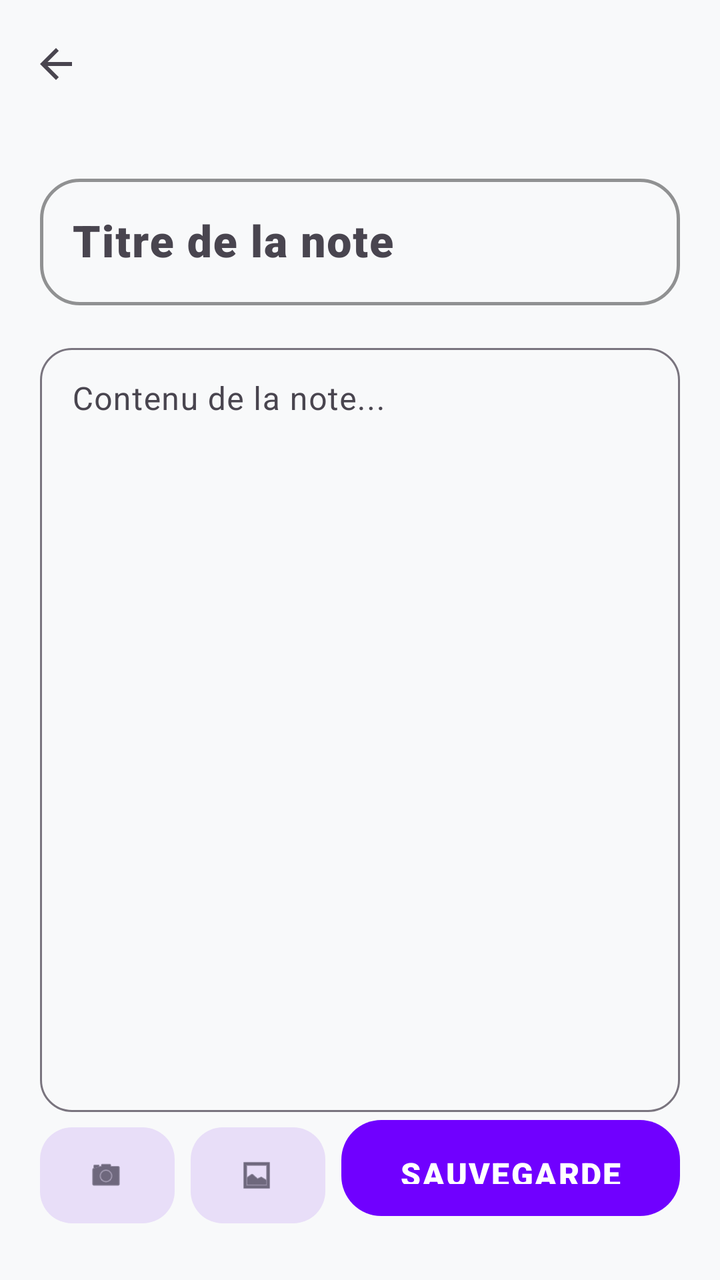
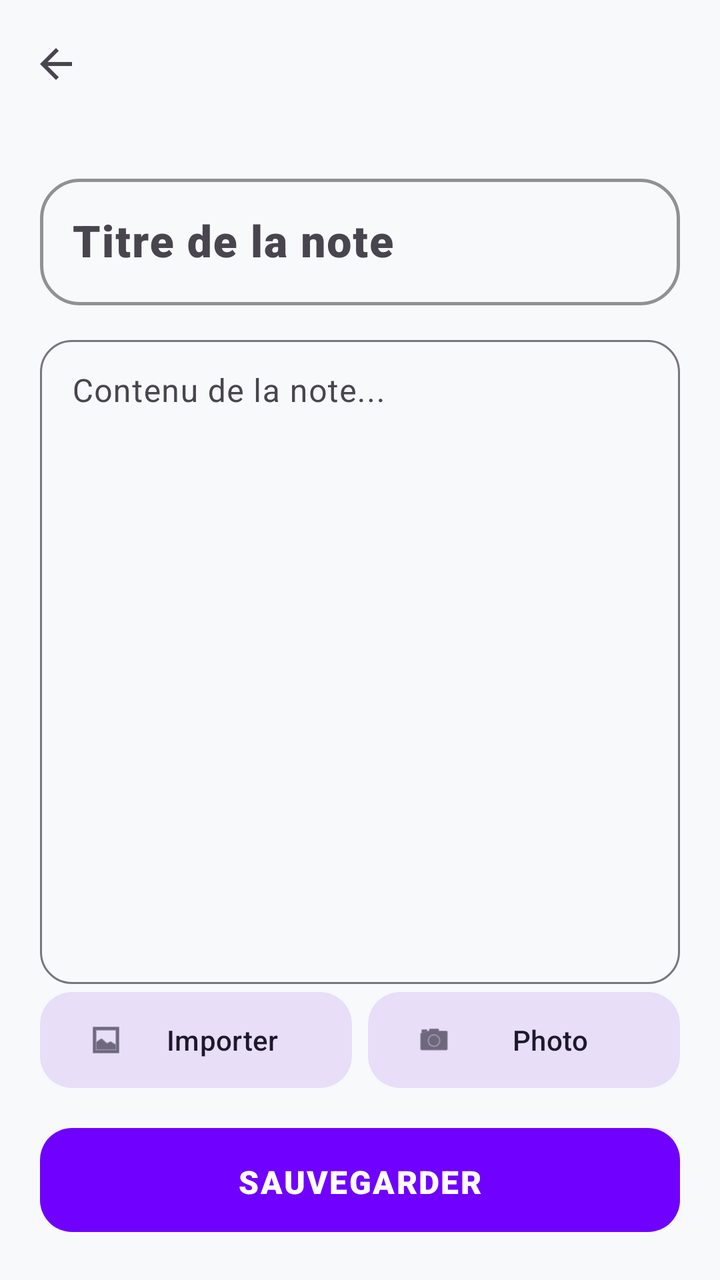

Before-and-after screenshots of an Android layout around one commit, followed by the original layout XML and the change that was made.
<!-- AndroidManifest.xml: application theme Theme.VOSTIT -->
<!-- res/layout/activity_add_note.xml -->
<?xml version="1.0" encoding="utf-8"?>
<androidx.coordinatorlayout.widget.CoordinatorLayout
    xmlns:android="http://schemas.android.com/apk/res/android"
    xmlns:app="http://schemas.android.com/apk/res-auto"
    xmlns:tools="http://schemas.android.com/tools"
    android:layout_width="match_parent"
    android:layout_height="match_parent"
    android:background="?attr/android:windowBackground">

    <com.google.android.material.appbar.AppBarLayout
        android:id="@+id/app_bar"
        android:layout_width="match_parent"
        android:layout_height="wrap_content"
        android:background="@android:color/transparent"
        app:elevation="0dp">

        <com.google.android.material.appbar.MaterialToolbar
            android:id="@+id/toolbar_add_note"
            style="@style/ModernToolbar"
            android:layout_width="match_parent"
            android:layout_height="?attr/actionBarSize"
            app:navigationIcon="?attr/homeAsUpIndicator" />

    </com.google.android.material.appbar.AppBarLayout>

    <androidx.constraintlayout.widget.ConstraintLayout
        android:layout_width="match_parent"
        android:layout_height="match_parent"
        android:padding="20dp"
        app:layout_behavior="@string/appbar_scrolling_view_behavior">

        <com.google.android.material.textfield.TextInputLayout
            android:id="@+id/til_note_title"
            style="@style/ModernTextInputLayout"
            android:layout_width="match_parent"
            android:layout_height="wrap_content"
            android:hint="@string/note_title_hint"
            app:layout_constraintTop_toTopOf="parent">

            <com.google.android.material.textfield.TextInputEditText
                android:id="@+id/et_titre"
                android:layout_width="match_parent"
                android:layout_height="wrap_content"
                android:fontFamily="sans-serif-black"
                android:inputType="text"
                android:textSize="22sp" />
        </com.google.android.material.textfield.TextInputLayout>

        <com.google.android.material.textfield.TextInputLayout
            android:id="@+id/til_note_content"
            style="@style/Widget.Material3.TextInputLayout.OutlinedBox"
            android:layout_width="match_parent"
            android:layout_height="0dp"
            android:layout_marginTop="16dp"
            android:hint="@string/note_content_hint"
            app:boxCornerRadiusBottomEnd="16dp"
            app:boxCornerRadiusBottomStart="16dp"
            app:boxCornerRadiusTopEnd="16dp"
            app:boxCornerRadiusTopStart="16dp"
            app:layout_constraintBottom_toTopOf="@+id/recycler_add_photos"
            app:layout_constraintTop_toBottomOf="@+id/til_note_title">

            <com.google.android.material.textfield.TextInputEditText
                android:id="@+id/et_contenu"
                android:layout_width="match_parent"
                android:layout_height="match_parent"
                android:gravity="top"
                android:inputType="textMultiLine"
                android:padding="16dp" />
        </com.google.android.material.textfield.TextInputLayout>

        <androidx.recyclerview.widget.RecyclerView
            android:id="@+id/recycler_add_photos"
            android:layout_width="match_parent"
            android:layout_height="120dp"
            android:layout_marginTop="16dp"
            android:layout_marginBottom="16dp"
            android:orientation="horizontal"
            android:visibility="gone"
            app:layout_constraintBottom_toTopOf="@+id/ll_actions"
            app:layout_constraintTop_toBottomOf="@+id/til_note_content"
            tools:visibility="visible" />

        <LinearLayout
            android:id="@+id/ll_actions"
            android:layout_width="match_parent"
            android:layout_height="wrap_content"
            android:layout_marginBottom="8dp"
            android:orientation="horizontal"
            app:layout_constraintBottom_toBottomOf="parent">

            <com.google.android.material.button.MaterialButton
                android:id="@+id/btn_camera"
                style="@style/Widget.Material3.Button.TonalButton"
                android:layout_width="0dp"
                android:layout_height="56dp"
                android:layout_marginEnd="8dp"
                android:layout_weight="1"
                app:cornerRadius="16dp"
                app:icon="@android:drawable/ic_menu_camera" />

            <com.google.android.material.button.MaterialButton
                android:id="@+id/btn_gallery"
                style="@style/Widget.Material3.Button.TonalButton"
                android:layout_width="0dp"
                android:layout_height="56dp"
                android:layout_marginEnd="8dp"
                android:layout_weight="1"
                app:cornerRadius="16dp"
                app:icon="@android:drawable/ic_menu_gallery" />

            <com.google.android.material.button.MaterialButton
                android:id="@+id/btn_sauvegarder"
                style="@style/ModernButton"
                android:layout_width="0dp"
                android:layout_height="56dp"
                android:layout_weight="2.5"
                android:text="@string/save_note"
                android:textSize="16sp" />

        </LinearLayout>

    </androidx.constraintlayout.widget.ConstraintLayout>

    
    <FrameLayout
        android:id="@+id/loading_overlay"
        android:layout_width="match_parent"
        android:layout_height="match_parent"
        android:background="#CC1A1A2E"
        android:clickable="true"
        android:focusable="true"
        android:visibility="gone">

        <com.google.android.material.card.MaterialCardView
            android:layout_width="wrap_content"
            android:layout_height="wrap_content"
            android:layout_gravity="center"
            app:cardCornerRadius="24dp"
            app:cardElevation="8dp">

            <LinearLayout
                android:layout_width="wrap_content"
                android:layout_height="wrap_content"
                android:gravity="center"
                android:orientation="vertical"
                android:padding="32dp">

                <ProgressBar
                    android:layout_width="48dp"
                    android:layout_height="48dp"
                    android:indeterminateTint="?attr/colorPrimary" />

                <TextView
                    android:id="@+id/tv_loading_message"
                    android:layout_width="wrap_content"
                    android:layout_height="wrap_content"
                    android:layout_marginTop="16dp"
                    android:fontFamily="sans-serif-medium"
                    android:text="Traitement en cours..."
                    android:textColor="?attr/colorPrimary" />
            </LinearLayout>
        </com.google.android.material.card.MaterialCardView>
    </FrameLayout>

</androidx.coordinatorlayout.widget.CoordinatorLayout>
<!-- resources referenced by this layout -->
<resources>
  <string name="note_content_hint">Contenu de la note...</string>
  <string name="note_title_hint">Titre de la note</string>
  <string name="save_note">Sauvegarder</string>
  <style name="ModernButton" parent="PremiumButton" />
  <style name="ModernTextInputLayout" parent="PremiumInput" />
  <style name="ModernToolbar" parent="Widget.Material3.Toolbar" />
  <style name="Theme.VOSTIT" parent="Base.Theme.VOSTIT" />
  <style name="PremiumButton" parent="Widget.Material3.Button">
          <item name="cornerRadius">20dp</item>
          <item name="android:paddingVertical">16dp</item>
          <item name="android:fontFamily">sans-serif-black</item>
          <item name="android:letterSpacing">0.05</item>
          <item name="android:textAllCaps">true</item>
      </style>
  <style name="PremiumInput" parent="Widget.Material3.TextInputLayout.OutlinedBox">
          <item name="boxCornerRadiusTopStart">20dp</item>
          <item name="boxCornerRadiusTopEnd">20dp</item>
          <item name="boxCornerRadiusBottomStart">20dp</item>
          <item name="boxCornerRadiusBottomEnd">20dp</item>
          <item name="boxStrokeWidth">1.5dp</item>
          <item name="boxStrokeColor">@color/vostit_primary</item>
          <item name="enforceTextAppearance">true</item>
      </style>
  <style name="Base.Theme.VOSTIT" parent="Theme.Material3.Light.NoActionBar">
          <item name="colorPrimary">@color/vostit_primary</item>
          <item name="colorOnPrimary">@color/white</item>
          <item name="colorSecondary">@color/vostit_secondary</item>
          <item name="colorTertiary">@color/vostit_accent</item>
          <item name="android:windowBackground">@color/bg_light</item>
          <item name="colorSurface">@color/surface_light</item>
          <item name="colorSurfaceVariant">@color/surface_variant_light</item>
          <item name="android:statusBarColor">@color/bg_light</item>
          <item name="android:windowLightStatusBar">true</item>
      </style>
  <color name="vostit_primary">#7000FF</color>
  <color name="white">#FFFFFF</color>
  <color name="vostit_secondary">#00F0FF</color>
  <color name="vostit_accent">#CCFF00</color>
  <color name="bg_light">#F8F9FA</color>
  <color name="surface_light">#FFFFFF</color>
  <color name="surface_variant_light">#F1F3F5</color>
</resources>

<!-- the commit's change to res/layout/activity_add_note.xml (unified diff, before → after) -->
@@ -51,7 +51,7 @@
             style="@style/Widget.Material3.TextInputLayout.OutlinedBox"
             android:layout_width="match_parent"
             android:layout_height="0dp"
-            android:layout_marginTop="16dp"
+            android:layout_marginTop="12dp"
             android:hint="@string/note_content_hint"
             app:boxCornerRadiusBottomEnd="16dp"
             app:boxCornerRadiusBottomStart="16dp"
@@ -72,51 +72,63 @@
         <androidx.recyclerview.widget.RecyclerView
             android:id="@+id/recycler_add_photos"
             android:layout_width="match_parent"
-            android:layout_height="120dp"
-            android:layout_marginTop="16dp"
-            android:layout_marginBottom="16dp"
+            android:layout_height="100dp"
+            android:layout_marginTop="12dp"
+            android:layout_marginBottom="12dp"
             android:orientation="horizontal"
             android:visibility="gone"
-            app:layout_constraintBottom_toTopOf="@+id/ll_actions"
+            app:layout_constraintBottom_toTopOf="@+id/ll_actions_container"
             app:layout_constraintTop_toBottomOf="@+id/til_note_content"
             tools:visibility="visible" />
 
         <LinearLayout
-            android:id="@+id/ll_actions"
+            android:id="@+id/ll_actions_container"
             android:layout_width="match_parent"
             android:layout_height="wrap_content"
-            android:layout_marginBottom="8dp"
-            android:orientation="horizontal"
+            android:orientation="vertical"
             app:layout_constraintBottom_toBottomOf="parent">
 
-            <com.google.android.material.button.MaterialButton
-                android:id="@+id/btn_camera"
-                style="@style/Widget.Material3.Button.TonalButton"
-                android:layout_width="0dp"
-                android:layout_height="56dp"
-                android:layout_marginEnd="8dp"
-                android:layout_weight="1"
-                app:cornerRadius="16dp"
-                app:icon="@android:drawable/ic_menu_camera" />
+            
+            <LinearLayout
+                android:layout_width="match_parent"
+                android:layout_height="wrap_content"
+                android:orientation="horizontal"
+                android:layout_marginBottom="12dp">
 
-            <com.google.android.material.button.MaterialButton
-                android:id="@+id/btn_gallery"
-                style="@style/Widget.Material3.Button.TonalButton"
-                android:layout_width="0dp"
-                android:layout_height="56dp"
-                android:layout_marginEnd="8dp"
-                android:layout_weight="1"
-                app:cornerRadius="16dp"
-                app:icon="@android:drawable/ic_menu_gallery" />
+                <com.google.android.material.button.MaterialButton
+                    android:id="@+id/btn_gallery"
+                    style="@style/Widget.Material3.Button.TonalButton"
+                    android:layout_width="0dp"
+                    android:layout_height="56dp"
+                    android:layout_weight="1"
+                    android:layout_marginEnd="8dp"
+                    android:text="Importer"
+                    android:textAllCaps="false"
+                    app:cornerRadius="16dp"
+                    app:icon="@android:drawable/ic_menu_gallery" />
 
+                <com.google.android.material.button.MaterialButton
+                    android:id="@+id/btn_camera"
+                    style="@style/Widget.Material3.Button.TonalButton"
+                    android:layout_width="0dp"
+                    android:layout_height="56dp"
+                    android:layout_weight="1"
+                    android:text="Photo"
+                    android:textAllCaps="false"
+                    app:cornerRadius="16dp"
+                    app:icon="@android:drawable/ic_menu_camera" />
+
+            </LinearLayout>
+
+            
             <com.google.android.material.button.MaterialButton
                 android:id="@+id/btn_sauvegarder"
                 style="@style/ModernButton"
-                android:layout_width="0dp"
-                android:layout_height="56dp"
-                android:layout_weight="2.5"
+                android:layout_width="match_parent"
+                android:layout_height="60dp"
                 android:text="@string/save_note"
-                android:textSize="16sp" />
+                android:textSize="16sp"
+                app:cornerRadius="16dp" />
 
         </LinearLayout>
 
